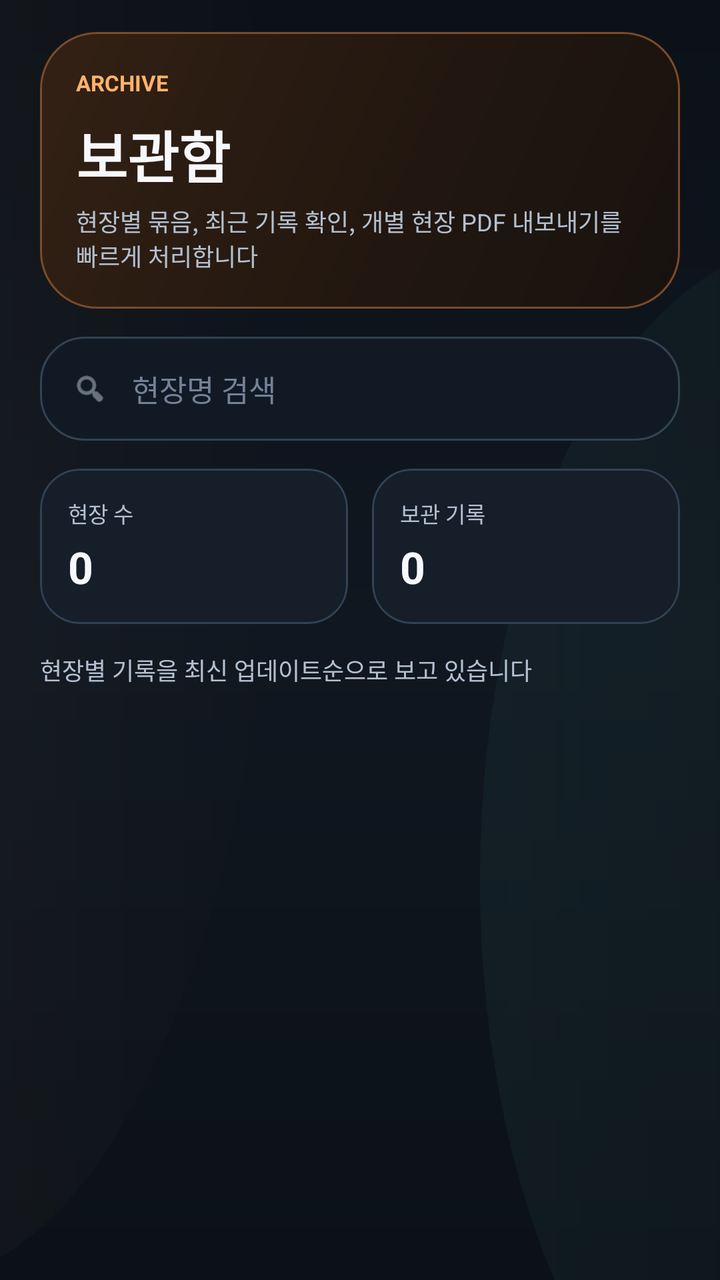
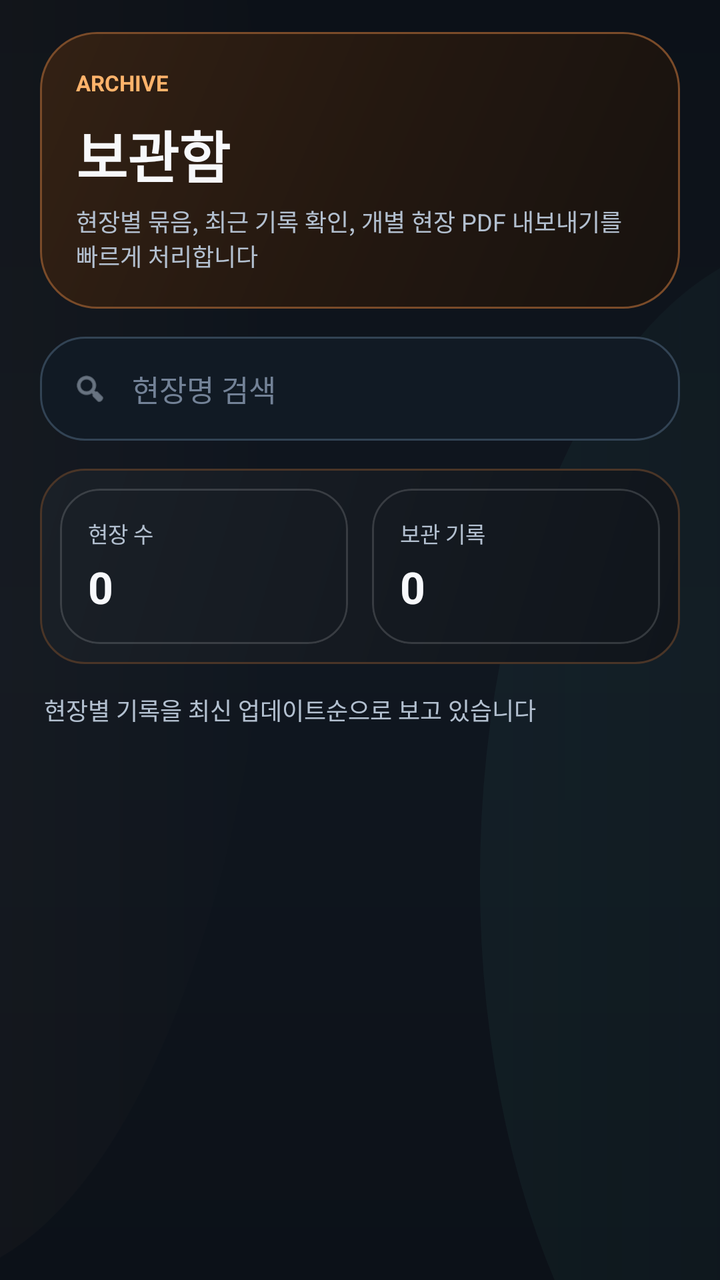

Before-and-after screenshots of an Android layout around one commit, followed by the original layout XML and the change that was made.
<!-- AndroidManifest.xml: application theme Theme.Siteboard -->
<!-- res/layout/fragment_archive.xml -->
<?xml version="1.0" encoding="utf-8"?>
<androidx.constraintlayout.widget.ConstraintLayout
    xmlns:android="http://schemas.android.com/apk/res/android"
    xmlns:app="http://schemas.android.com/apk/res-auto"
    android:layout_width="match_parent"
    android:layout_height="match_parent"
    android:background="@drawable/bg_app_canvas">

    
    <LinearLayout
        android:id="@+id/layoutHeader"
        android:layout_width="match_parent"
        android:layout_height="wrap_content"
        android:orientation="vertical"
        android:paddingHorizontal="20dp"
        android:paddingTop="16dp"
        android:paddingBottom="12dp"
        app:layout_constraintTop_toTopOf="parent">

        <LinearLayout
            android:layout_width="match_parent"
            android:layout_height="wrap_content"
            android:orientation="vertical"
            android:layout_marginBottom="14dp"
            android:background="@drawable/bg_hero_panel"
            android:padding="18dp">

            <TextView
                android:layout_width="wrap_content"
                android:layout_height="wrap_content"
                android:text="ARCHIVE"
                android:textColor="@color/orange_primary"
                android:textSize="11sp"
                android:textStyle="bold" />

            <TextView
                android:layout_width="wrap_content"
                android:layout_height="wrap_content"
                android:layout_marginTop="8dp"
                android:text="보관함"
                android:textColor="@color/text_primary"
                android:textSize="28sp"
                android:textStyle="bold" />

            <TextView
                android:id="@+id/tvArchiveDesc"
                android:layout_width="wrap_content"
                android:layout_height="wrap_content"
                android:layout_marginTop="4dp"
                android:text="현장별 묶음, 최근 기록 확인, 개별 현장 PDF 내보내기를 빠르게 처리합니다"
                android:textColor="@color/text_secondary"
                android:textSize="12sp" />
        </LinearLayout>

        <LinearLayout
            android:layout_width="match_parent"
            android:layout_height="wrap_content"
            android:background="@drawable/bg_search_field_modern"
            android:gravity="center_vertical"
            android:paddingHorizontal="16dp"
            android:paddingVertical="2dp">

            <ImageView
                android:layout_width="18dp"
                android:layout_height="18dp"
                android:src="@android:drawable/ic_menu_search"
                android:alpha="0.9"
                app:tint="@color/text_secondary" />

            <EditText
                android:id="@+id/etSearch"
                android:layout_width="0dp"
                android:layout_height="48dp"
                android:layout_weight="1"
                android:background="@null"
                android:hint="현장명 검색"
                android:textColor="@color/text_primary"
                android:textColorHint="@color/text_tertiary"
                android:textSize="15sp"
                android:paddingHorizontal="12dp"
                android:imeOptions="actionSearch"
                android:inputType="text" />

            <ImageButton
                android:id="@+id/btnClearSearch"
                android:layout_width="36dp"
                android:layout_height="36dp"
                android:background="?attr/selectableItemBackgroundBorderless"
                android:contentDescription="검색어 지우기"
                android:padding="8dp"
                android:src="@drawable/ic_clear_text"
                android:visibility="gone"
                app:tint="@color/text_tertiary" />
        </LinearLayout>

        <LinearLayout
            android:layout_width="match_parent"
            android:layout_height="wrap_content"
            android:layout_marginTop="14dp"
            android:orientation="horizontal">

            <com.google.android.material.card.MaterialCardView
                android:layout_width="0dp"
                android:layout_height="wrap_content"
                android:layout_weight="1"
                android:layout_marginEnd="6dp"
                app:cardBackgroundColor="@color/surface_dark"
                app:cardCornerRadius="20dp"
                app:cardElevation="0dp"
                app:strokeColor="@color/stroke_subtle"
                app:strokeWidth="1dp">

                <LinearLayout
                    android:layout_width="match_parent"
                    android:layout_height="wrap_content"
                    android:orientation="vertical"
                    android:padding="14dp">

                    <TextView
                        android:layout_width="wrap_content"
                        android:layout_height="wrap_content"
                        android:text="현장 수"
                        android:textColor="@color/text_secondary"
                        android:textSize="11sp" />

                    <TextView
                        android:id="@+id/tvProjectCount"
                        android:layout_width="wrap_content"
                        android:layout_height="wrap_content"
                        android:layout_marginTop="4dp"
                        android:text="0"
                        android:textColor="@color/text_primary"
                        android:textSize="22sp"
                        android:textStyle="bold" />
                </LinearLayout>
            </com.google.android.material.card.MaterialCardView>

            <com.google.android.material.card.MaterialCardView
                android:layout_width="0dp"
                android:layout_height="wrap_content"
                android:layout_weight="1"
                android:layout_marginStart="6dp"
                app:cardBackgroundColor="@color/surface_dark"
                app:cardCornerRadius="20dp"
                app:cardElevation="0dp"
                app:strokeColor="@color/stroke_subtle"
                app:strokeWidth="1dp">

                <LinearLayout
                    android:layout_width="match_parent"
                    android:layout_height="wrap_content"
                    android:orientation="vertical"
                    android:padding="14dp">

                    <TextView
                        android:layout_width="wrap_content"
                        android:layout_height="wrap_content"
                        android:text="보관 기록"
                        android:textColor="@color/text_secondary"
                        android:textSize="11sp" />

                    <TextView
                        android:id="@+id/tvArchiveCount"
                        android:layout_width="wrap_content"
                        android:layout_height="wrap_content"
                        android:layout_marginTop="4dp"
                        android:text="0"
                        android:textColor="@color/text_primary"
                        android:textSize="22sp"
                        android:textStyle="bold" />
                </LinearLayout>
            </com.google.android.material.card.MaterialCardView>
        </LinearLayout>

        <TextView
            android:id="@+id/tvResultSummary"
            android:layout_width="match_parent"
            android:layout_height="wrap_content"
            android:layout_marginTop="14dp"
            android:text="현장별 기록을 최신 업데이트순으로 보고 있습니다"
            android:textColor="@color/text_secondary"
            android:textSize="12sp" />
    </LinearLayout>

    <androidx.recyclerview.widget.RecyclerView
        android:id="@+id/rvProjects"
        android:layout_width="0dp"
        android:layout_height="0dp"
        android:background="@android:color/transparent"
        android:clipToPadding="false"
        android:paddingStart="14dp"
        android:paddingEnd="14dp"
        android:paddingTop="6dp"
        android:paddingBottom="110dp"
        app:layout_constraintTop_toBottomOf="@id/layoutHeader"
        app:layout_constraintStart_toStartOf="parent"
        app:layout_constraintEnd_toEndOf="parent"
        app:layout_constraintBottom_toBottomOf="parent" />

    
    <LinearLayout
        android:id="@+id/layoutEmpty"
        android:layout_width="0dp"
        android:layout_height="wrap_content"
        android:orientation="vertical"
        android:gravity="center"
        android:background="@drawable/bg_surface_card_soft"
        android:layout_marginHorizontal="24dp"
        android:layout_marginTop="20dp"
        android:paddingHorizontal="28dp"
        android:paddingVertical="28dp"
        android:visibility="gone"
        app:layout_constraintTop_toBottomOf="@id/layoutHeader"
        app:layout_constraintBottom_toBottomOf="parent"
        app:layout_constraintStart_toStartOf="parent"
        app:layout_constraintEnd_toEndOf="parent"
        app:layout_constraintVertical_bias="0.32">

        <TextView
            android:layout_width="wrap_content"
            android:layout_height="wrap_content"
            android:text="📂"
            android:textSize="48sp"
            android:layout_marginBottom="14dp" />
        <TextView
            android:layout_width="wrap_content"
            android:layout_height="wrap_content"
            android:text="등록된 현장이 없습니다"
            android:textSize="17sp"
            android:textColor="@color/text_primary"
            android:textStyle="bold" />

        <TextView
            android:layout_width="wrap_content"
            android:layout_height="wrap_content"
            android:text="현장 기록이 쌓이면 이곳에서 현장명 단위로 모아볼 수 있습니다"
            android:textSize="13sp"
            android:textColor="@color/text_tertiary"
            android:layout_marginTop="6dp" />
    </LinearLayout>

</androidx.constraintlayout.widget.ConstraintLayout>
<!-- resources referenced by this layout -->
<resources>
  <color name="orange_primary">#FFB36B</color>
  <color name="stroke_subtle">#314255</color>
  <color name="surface_dark">#151E29</color>
  <color name="text_primary">#F7F8FB</color>
  <color name="text_secondary">#B3C0D0</color>
  <color name="text_tertiary">#738297</color>
  <!-- drawable bg_app_canvas (drawable) -->
  <?xml version="1.0" encoding="utf-8"?>
  <layer-list xmlns:android="http://schemas.android.com/apk/res/android">
      <item>
          <shape android:shape="rectangle">
              <gradient
                  android:angle="270"
                  android:startColor="#0C1118"
                  android:centerColor="#101720"
                  android:endColor="#0C1118" />
          </shape>
      </item>
      <item android:top="-260dp" android:left="-220dp" android:right="220dp">
          <shape android:shape="oval">
              <gradient
                  android:angle="0"
                  android:startColor="#10FFB36B"
                  android:endColor="#00FFB36B" />
          </shape>
      </item>
      <item android:top="120dp" android:left="240dp" android:right="-220dp" android:bottom="-120dp">
          <shape android:shape="oval">
              <gradient
                  android:angle="0"
                  android:startColor="#0C54D4C4"
                  android:endColor="#0054D4C4" />
          </shape>
      </item>
  </layer-list>
  <!-- drawable bg_hero_panel (drawable) -->
  <?xml version="1.0" encoding="utf-8"?>
  <shape xmlns:android="http://schemas.android.com/apk/res/android" android:shape="rectangle">
      <gradient
          android:angle="315"
          android:startColor="#332114"
          android:centerColor="#241810"
          android:endColor="#17120F" />
      <corners android:radius="28dp" />
      <stroke
          android:width="1dp"
          android:color="#7A4B29" />
  </shape>
  <!-- drawable bg_search_field_modern (drawable) -->
  <?xml version="1.0" encoding="utf-8"?>
  <shape xmlns:android="http://schemas.android.com/apk/res/android" android:shape="rectangle">
      <solid android:color="#111A24" />
      <corners android:radius="22dp" />
      <stroke
          android:width="1dp"
          android:color="#324354" />
  </shape>
  <!-- drawable bg_surface_card_soft (drawable) -->
  <?xml version="1.0" encoding="utf-8"?>
  <shape xmlns:android="http://schemas.android.com/apk/res/android" android:shape="rectangle">
      <solid android:color="#131B25" />
      <corners android:radius="22dp" />
      <stroke
          android:width="1dp"
          android:color="#29394A" />
  </shape>
  <!-- drawable ic_clear_text (drawable) -->
  <?xml version="1.0" encoding="utf-8"?>
  <vector xmlns:android="http://schemas.android.com/apk/res/android"
      android:width="18dp"
      android:height="18dp"
      android:viewportWidth="24"
      android:viewportHeight="24">
      <path
          android:fillColor="#808085"
          android:pathData="M19,6.41L17.59,5 12,10.59 6.41,5 5,6.41 10.59,12 5,17.59 6.41,19 12,13.41 17.59,19 19,17.59 13.41,12z"/>
  </vector>
  <color name="orange_deep">#FF8A3D</color>
  <color name="teal_accent">#54D4C4</color>
  <color name="danger_accent">#F06D7D</color>
  <color name="bg_dark">#0C1118</color>
  <!-- unchanged entries left out for length: 1 -->
</resources>

<!-- the commit's change to res/layout/fragment_archive.xml (unified diff, before → after) -->
@@ -97,17 +97,19 @@
             android:layout_width="match_parent"
             android:layout_height="wrap_content"
             android:layout_marginTop="14dp"
-            android:orientation="horizontal">
+            android:background="@drawable/bg_surface_card_soft"
+            android:orientation="horizontal"
+            android:padding="10dp">
 
             <com.google.android.material.card.MaterialCardView
                 android:layout_width="0dp"
                 android:layout_height="wrap_content"
                 android:layout_weight="1"
                 android:layout_marginEnd="6dp"
-                app:cardBackgroundColor="@color/surface_dark"
+                app:cardBackgroundColor="@android:color/transparent"
                 app:cardCornerRadius="20dp"
                 app:cardElevation="0dp"
-                app:strokeColor="@color/stroke_subtle"
+                app:strokeColor="#26FFFFFF"
                 app:strokeWidth="1dp">
 
                 <LinearLayout
@@ -140,10 +142,10 @@
                 android:layout_height="wrap_content"
                 android:layout_weight="1"
                 android:layout_marginStart="6dp"
-                app:cardBackgroundColor="@color/surface_dark"
+                app:cardBackgroundColor="@android:color/transparent"
                 app:cardCornerRadius="20dp"
                 app:cardElevation="0dp"
-                app:strokeColor="@color/stroke_subtle"
+                app:strokeColor="#26FFFFFF"
                 app:strokeWidth="1dp">
 
                 <LinearLayout
@@ -177,6 +179,7 @@
             android:layout_width="match_parent"
             android:layout_height="wrap_content"
             android:layout_marginTop="14dp"
+            android:paddingHorizontal="2dp"
             android:text="현장별 기록을 최신 업데이트순으로 보고 있습니다"
             android:textColor="@color/text_secondary"
             android:textSize="12sp" />
<!-- resource entries referenced after the edit -->
@@ -1,7 +1,6 @@
 <!-- resources referenced by this layout -->
 <resources>
   <color name="orange_primary">#FFB36B</color>
-  <color name="stroke_subtle">#314255</color>
   <color name="surface_dark">#151E29</color>
   <color name="text_primary">#F7F8FB</color>
   <color name="text_secondary">#B3C0D0</color>
@@ -60,11 +59,15 @@
   <!-- drawable bg_surface_card_soft (drawable) -->
   <?xml version="1.0" encoding="utf-8"?>
   <shape xmlns:android="http://schemas.android.com/apk/res/android" android:shape="rectangle">
-      <solid android:color="#131B25" />
+      <gradient
+          android:angle="315"
+          android:startColor="#1A2027"
+          android:centerColor="#151A21"
+          android:endColor="#10151B" />
       <corners android:radius="22dp" />
       <stroke
           android:width="1dp"
-          android:color="#29394A" />
+          android:color="#4A3527" />
   </shape>
   <!-- drawable ic_clear_text (drawable) -->
   <?xml version="1.0" encoding="utf-8"?>
